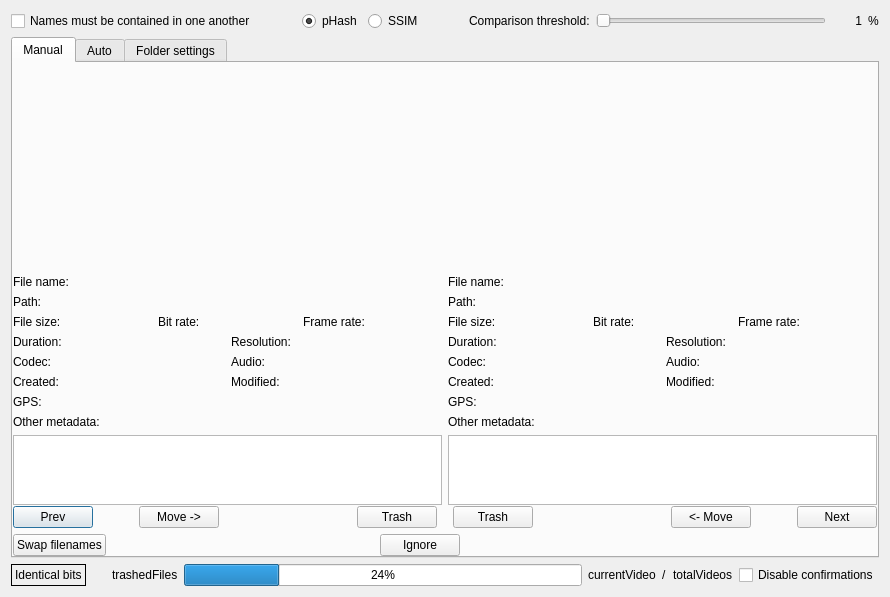
This is QtProject/app/comparison.ui in theophanemayaud/video-simili-duplicate-cleaner as Qt 5 draws it before an edit. The edited form follows.
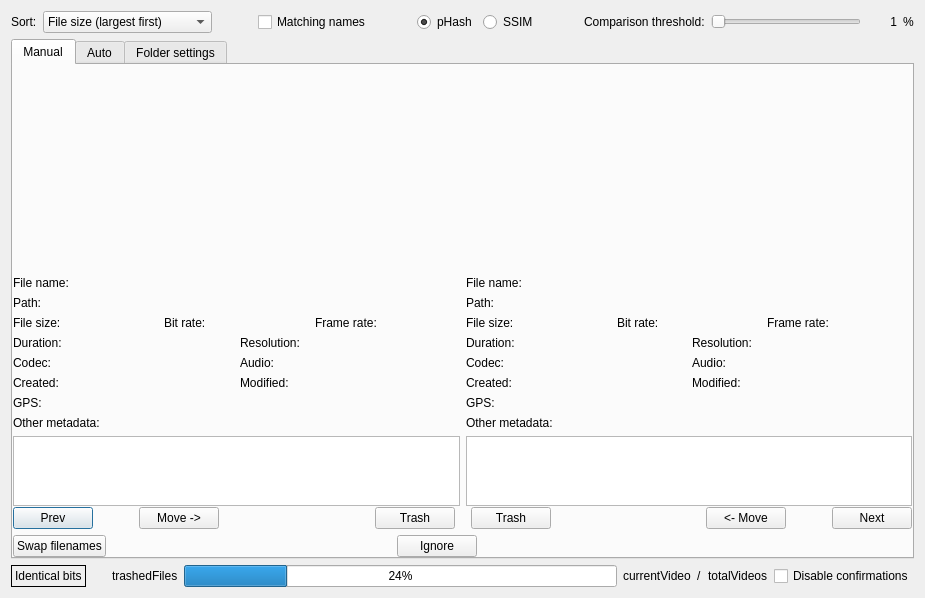
This is the edited form. Custom widgets are drawn as their Qt base class.

Commit message: feat(comparison): add ability to order comparisons by date and name as well as size (#151)

Diff of the .ui file:
```diff
--- a/QtProject/app/comparison.ui
+++ b/QtProject/app/comparison.ui
@@ -6,8 +6,8 @@
    <rect>
     <x>0</x>
     <y>0</y>
-    <width>890</width>
-    <height>597</height>
+    <width>925</width>
+    <height>598</height>
    </rect>
   </property>
   <property name="windowTitle">
@@ -19,10 +19,55 @@
      <property name="topMargin">
       <number>0</number>
      </property>
+     <item>
+      <widget class="QLabel" name="label_sortBy">
+       <property name="text">
+        <string>Sort:</string>
+       </property>
+      </widget>
+     </item>
+     <item>
+      <widget class="QComboBox" name="comboBox_sortBy">
+       <property name="sizePolicy">
+        <sizepolicy hsizetype="Minimum" vsizetype="Fixed">
+         <horstretch>0</horstretch>
+         <verstretch>0</verstretch>
+        </sizepolicy>
+       </property>
+       <item>
+        <property name="text">
+         <string>File size (largest first)</string>
+        </property>
+       </item>
+       <item>
+        <property name="text">
+         <string>File name (A-Z)</string>
+        </property>
+       </item>
+       <item>
+        <property name="text">
+         <string>Creation time (oldest first)</string>
+        </property>
+       </item>
+      </widget>
+     </item>
+     <item>
+      <spacer name="horizontalSpacer_12">
+       <property name="orientation">
+        <enum>Qt::Orientation::Horizontal</enum>
+       </property>
+       <property name="sizeHint" stdset="0">
+        <size>
+         <width>40</width>
+         <height>20</height>
+        </size>
+       </property>
+      </spacer>
+     </item>
      <item>
       <widget class="QCheckBox" name="settingNamesInAnotherCheckbox">
        <property name="text">
-        <string>Names must be contained in one another</string>
+        <string>Matching names</string>
        </property>
       </widget>
      </item>
@@ -89,7 +134,7 @@
        </property>
        <property name="minimumSize">
         <size>
-         <width>230</width>
+         <width>150</width>
          <height>0</height>
         </size>
        </property>
```
Left out of the diff: 4 changed lines with no effect on the pictures. The commit also changes 6 other files.
